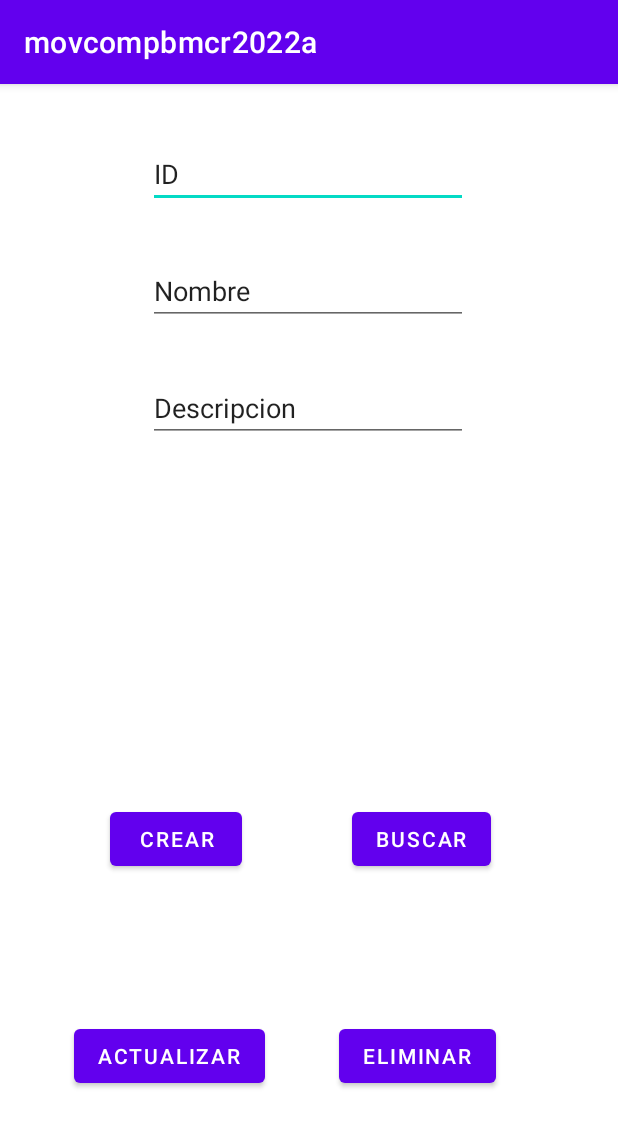
After one commit to Aplicaciones-Moviles-2022-A-Comp/mc-campoverde-rodriguez-brandon-martin, an Android app: the BCRUDEntrenador screen opened directly, with no data from a screen before it, on a phone screen of 412 x 824 dp. The commit adds this screen. Shown: the top 1127 px of the screen. Run offline under Robolectric (Android 15) with nearby library versions, the phone set to English and light mode, and no system bars.

Commit message:
Clase 13

```diff
--- a/01-android/app/src/main/java/com/example/movcompbmcr2022a/BBaseDatosMemoria.kt
+++ b/01-android/app/src/main/java/com/example/movcompbmcr2022a/BBaseDatosMemoria.kt
@@ -5,13 +5,13 @@ class BBaseDatosMemoria {
         val arregloBEntrador = arrayListOf<BEntrenador>()
         init {
             arregloBEntrador.add(
-                BEntrenador("Brandon", "No hay")
+                BEntrenador(1,"Brandon", "No hay")
             )
             arregloBEntrador.add(
-                BEntrenador("Martin", "No hay2")
+                BEntrenador(2,"Martin", "No hay2")
             )
             arregloBEntrador.add(
-                BEntrenador("Juan", "No hay3")
+                BEntrenador(3,"Juan", "No hay3")
             )
         }
     }
--- /dev/null
+++ b/01-android/app/src/main/java/com/example/movcompbmcr2022a/BCRUDEntrenador.kt
@@ -0,0 +1,59 @@
+package com.example.movcompbmcr2022a
+
+import androidx.appcompat.app.AppCompatActivity
+import android.os.Bundle
+import android.widget.Button
+import android.widget.EditText
+
+class BCRUDEntrenador : AppCompatActivity() {
+    override fun onCreate(savedInstanceState: Bundle?) {
+        super.onCreate(savedInstanceState)
+        setContentView(R.layout.activity_bcrudentrenador)
+
+        val botonCrearBDD = findViewById<Button>(R.id.btn_crear_bdd)
+        botonCrearBDD.setOnClickListener{
+                val nombre = findViewById<EditText>(R.id.input_nombre)
+                val descripcion = findViewById<EditText>(R.id.input_descripcion)
+            EBaseDEDatos.TablaEntrenador!!.crearEmtrador(
+                nombre.text.toString(),
+                descripcion.text.toString()
+            )
+
+        }
+
+        val botonBuscarBDD = findViewById<Button>(R.id.btn_buscar_bdd)
+        botonBuscarBDD.setOnClickListener{
+            val id = findViewById<EditText>(R.id.input_id)
+            val nombre = findViewById<EditText>(R.id.input_nombre)
+            val descripcion = findViewById<EditText>(R.id.input_descripcion)
+            val entrenador = EBaseDEDatos.TablaEntrenador!!.consultarUsuarioPorId(
+                id.text.toString().toInt()
+            )
+            id.setText(entrenador.id.toString())
+            nombre.setText(entrenador.nombre)
+            descripcion.setText(entrenador.descripcion.toString())
+        }
+
+        val botonActualizarBDD = findViewById<Button>(R.id.btn_actualizar_bdd)
+        botonActualizarBDD.setOnClickListener{
+            val nombre = findViewById<EditText>(R.id.input_nombre)
+            val descripcion = findViewById<EditText>(R.id.input_descripcion)
+            val id = findViewById<EditText>(R.id.input_id)
+            EBaseDEDatos.TablaEntrenador!!.actualizarUsuarioFormulario(
+                nombre.text.toString(),
+                descripcion.text.toString(),
+                id.text.toString().toInt()
+            )
+
+        }
+
+        val botonEliminarBDD = findViewById<Button>(R.id.btn_eliminar_bdd)
+        botonEliminarBDD.setOnClickListener{
+            val id = findViewById<EditText>(R.id.input_id)
+            EBaseDEDatos.TablaEntrenador!!.eliminarUsuarioFormulario(
+                id.text.toString().toInt()
+            )
+        }
+
+    }
+}
--- a/01-android/app/src/main/java/com/example/movcompbmcr2022a/BListView.kt
+++ b/01-android/app/src/main/java/com/example/movcompbmcr2022a/BListView.kt
@@ -102,7 +102,7 @@ class BListView : AppCompatActivity() {
     adaptador: ArrayAdapter<BEntrenador>
     ){
         arreglo.add(
-            BEntrenador("Brandon","Campoverde")
+            BEntrenador(0,"Brandon","Campoverde")
         )
         adaptador.notifyDataSetChanged()
     }
--- a/01-android/app/src/main/java/com/example/movcompbmcr2022a/EBaseDEDatos.kt
+++ b/01-android/app/src/main/java/com/example/movcompbmcr2022a/EBaseDEDatos.kt
@@ -1,4 +1,7 @@
 package com.example.movcompbmcr2022a
 
 class EBaseDEDatos {
+    companion object{
+        var TablaEntrenador:ESqliteHelperEntrenador? = null
+    }
 }
--- /dev/null
+++ b/01-android/app/src/main/res/layout/activity_bcrudentrenador.xml
@@ -0,0 +1,92 @@
+<?xml version="1.0" encoding="utf-8"?>
+<androidx.constraintlayout.widget.ConstraintLayout xmlns:android="http://schemas.android.com/apk/res/android"
+    xmlns:app="http://schemas.android.com/apk/res-auto"
+    xmlns:tools="http://schemas.android.com/tools"
+    android:layout_width="match_parent"
+    android:layout_height="match_parent"
+    tools:context=".BCRUDEntrenador">
+
+    <Button
+        android:id="@+id/btn_crear_bdd"
+        android:layout_width="wrap_content"
+        android:layout_height="wrap_content"
+        android:text="Crear"
+        app:layout_constraintBottom_toBottomOf="parent"
+        app:layout_constraintEnd_toStartOf="@+id/btn_buscar_bdd"
+        app:layout_constraintStart_toStartOf="parent"
+        app:layout_constraintTop_toBottomOf="@+id/input_descripcion" />
+
+    <Button
+        android:id="@+id/btn_buscar_bdd"
+        android:layout_width="wrap_content"
+        android:layout_height="wrap_content"
+        android:text="Buscar"
+        app:layout_constraintBottom_toBottomOf="parent"
+        app:layout_constraintEnd_toEndOf="parent"
+        app:layout_constraintHorizontal_bias="0.735"
+        app:layout_constraintStart_toStartOf="parent"
+        app:layout_constraintTop_toBottomOf="@+id/input_descripcion" />
+
+    <Button
+        android:id="@+id/btn_actualizar_bdd"
+        android:layout_width="wrap_content"
+        android:layout_height="wrap_content"
+        android:text="Actualizar"
+        app:layout_constraintBottom_toBottomOf="parent"
+        app:layout_constraintEnd_toStartOf="@+id/btn_eliminar_bdd"
+        app:layout_constraintStart_toStartOf="parent"
+        app:layout_constraintTop_toBottomOf="@+id/btn_crear_bdd" />
+
+    <Button
+        android:id="@+id/btn_eliminar_bdd"
+        android:layout_width="wrap_content"
+        android:layout_height="wrap_content"
+        android:text="Eliminar"
+        app:layout_constraintBottom_toBottomOf="parent"
+        app:layout_constraintEnd_toEndOf="parent"
+        app:layout_constraintHorizontal_bias="0.735"
+        app:layout_constraintStart_toStartOf="parent"
+        app:layout_constraintTop_toBottomOf="@+id/btn_buscar_bdd" />
+
+    <EditText
+        android:id="@+id/input_id"
+        android:layout_width="wrap_content"
+        android:layout_height="wrap_content"
+        android:ems="10"
+        android:inputType="textPersonName"
+        android:text="ID"
+        app:layout_constraintBottom_toTopOf="@+id/input_nombre"
+        app:layout_constraintEnd_toEndOf="parent"
+        app:layout_constraintHorizontal_bias="0.497"
+        app:layout_constraintStart_toStartOf="parent"
+        app:layout_constraintTop_toTopOf="parent"
+        app:layout_constraintVertical_bias="0.538" />
+
+    <EditText
+        android:id="@+id/input_nombre"
+        android:layout_width="wrap_content"
+        android:layout_height="wrap_content"
+        android:ems="10"
+        android:inputType="textPersonName"
+        android:text="Nombre"
+        app:layout_constraintBottom_toBottomOf="parent"
+        app:layout_constraintEnd_toEndOf="parent"
+        app:layout_constraintHorizontal_bias="0.497"
+        app:layout_constraintStart_toStartOf="parent"
+        app:layout_constraintTop_toTopOf="parent"
+        app:layout_constraintVertical_bias="0.16" />
+
+    <EditText
+        android:id="@+id/input_descripcion"
+        android:layout_width="wrap_content"
+        android:layout_height="wrap_content"
+        android:ems="10"
+        android:inputType="textPersonName"
+        android:text="Descripcion"
+        app:layout_constraintBottom_toBottomOf="parent"
+        app:layout_constraintEnd_toEndOf="parent"
+        app:layout_constraintHorizontal_bias="0.497"
+        app:layout_constraintStart_toStartOf="parent"
+        app:layout_constraintTop_toBottomOf="@+id/input_nombre"
+        app:layout_constraintVertical_bias="0.058" />
+</androidx.constraintlayout.widget.ConstraintLayout>
--- a/01-android/app/src/main/res/values/strings.xml
+++ b/01-android/app/src/main/res/values/strings.xml
@@ -16,4 +16,5 @@
         <item>Lunes</item>
         <item>Martes</item>
     </string-array>
+    <string name="title_activity_bcrudentrenador" translatable="false">BCRUDEntrenador</string>
 </resources>
```
Also changed, not shown: 01-android/app/src/main/AndroidManifest.xml (+7 -5 lines), 01-android/app/src/main/java/com/example/movcompbmcr2022a/BEntrenador.kt (+10 -2 lines), 01-android/app/src/main/java/com/example/movcompbmcr2022a/ESqliteHelperEntrenador.kt (+68 -0 lines), 01-android/app/src/main/java/com/example/movcompbmcr2022a/First3Fragment.kt (added, +44 -0 lines), 01-android/app/src/main/java/com/example/movcompbmcr2022a/MainActivity.kt (+8 -1 lines), 01-android/app/src/main/java/com/example/movcompbmcr2022a/Second3Fragment.kt (added, +44 -0 lines), 01-android/app/src/main/res/layout/activity_main.xml (+10 -0 lines), 01-android/app/src/main/res/layout/content_bcrudentrenador.xml (added, +19 -0 lines), 01-android/app/src/main/res/layout/fragment_first3.xml (added, +28 -0 lines), 01-android/app/src/main/res/layout/fragment_second3.xml (added, +27 -0 lines), 01-android/app/src/main/res/navigation/nav_graph3.xml (added, +28 -0 lines).
